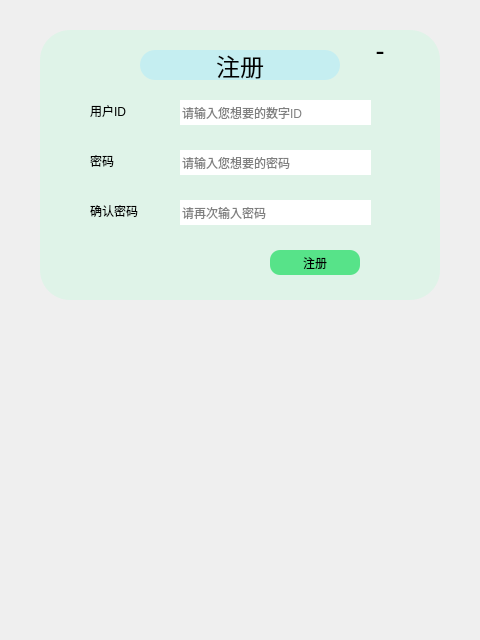
The window that client/ui/registerdialog.ui (pechpo/What-s-up) describes before a commit, drawn with Qt 5.
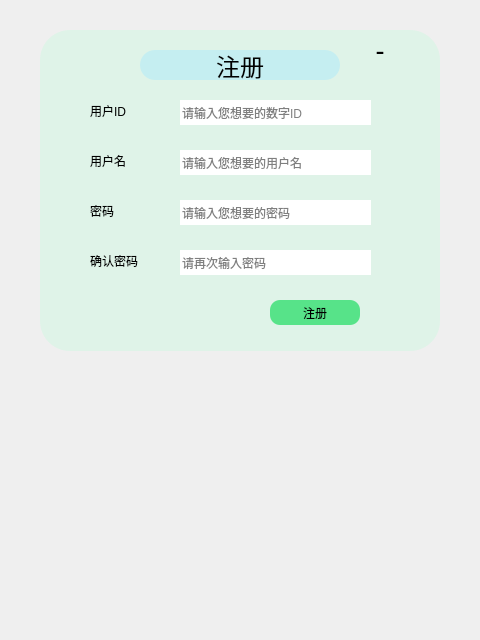
The same window after the commit. Icons and pictures are not drawn.

Commit message: chat status & edit

```diff
--- a/client/ui/registerdialog.ui
+++ b/client/ui/registerdialog.ui
@@ -19,7 +19,7 @@
      <x>40</x>
      <y>30</y>
      <width>400</width>
-     <height>270</height>
+     <height>321</height>
     </rect>
    </property>
    <property name="styleSheet">
@@ -55,7 +55,7 @@
     <property name="geometry">
      <rect>
       <x>230</x>
-      <y>220</y>
+      <y>270</y>
       <width>90</width>
       <height>25</height>
      </rect>
@@ -72,7 +72,7 @@
     <property name="geometry">
      <rect>
       <x>50</x>
-      <y>120</y>
+      <y>170</y>
       <width>71</width>
       <height>21</height>
      </rect>
@@ -98,7 +98,7 @@
     <property name="geometry">
      <rect>
       <x>140</x>
-      <y>120</y>
+      <y>170</y>
       <width>191</width>
       <height>25</height>
      </rect>
@@ -176,7 +176,7 @@
     <property name="geometry">
      <rect>
       <x>140</x>
-      <y>170</y>
+      <y>220</y>
       <width>191</width>
       <height>25</height>
      </rect>
@@ -198,7 +198,7 @@
     <property name="geometry">
      <rect>
       <x>50</x>
-      <y>170</y>
+      <y>220</y>
       <width>71</width>
       <height>21</height>
      </rect>
@@ -207,6 +207,44 @@
      <string>确认密码</string>
     </property>
    </widget>
+   <widget class="QLabel" name="label_5">
+    <property name="geometry">
+     <rect>
+      <x>50</x>
+      <y>120</y>
+      <width>71</width>
+      <height>21</height>
+     </rect>
+    </property>
+    <property name="text">
+     <string>用户名</string>
+    </property>
+   </widget>
+   <widget class="QLineEdit" name="nameLineEdit">
+    <property name="geometry">
+     <rect>
+      <x>140</x>
+      <y>120</y>
+      <width>191</width>
+      <height>25</height>
+     </rect>
+    </property>
+    <property name="styleSheet">
+     <string notr="true">background-color: rgb(255, 255, 255);</string>
+    </property>
+    <property name="inputMethodHints">
+     <set>Qt::ImhNone</set>
+    </property>
+    <property name="text">
+     <string/>
+    </property>
+    <property name="echoMode">
+     <enum>QLineEdit::Normal</enum>
+    </property>
+    <property name="placeholderText">
+     <string>请输入您想要的用户名</string>
+    </property>
+   </widget>
   </widget>
  </widget>
  <tabstops>
```
Left out of the diff: 6 changed lines with no effect on the pictures. The commit also changes 6 other files.
